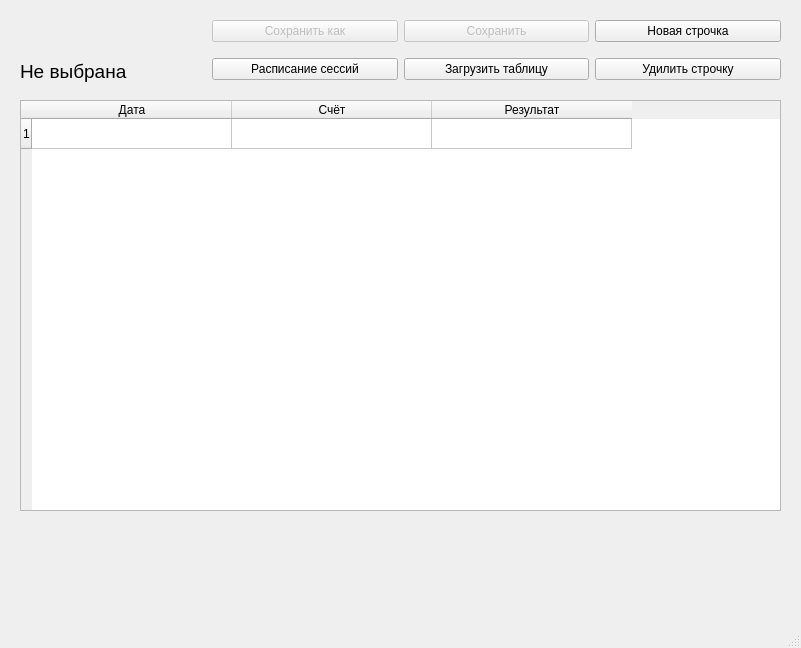
Before: the Qt Designer form test.ui in OgnestrelYT/Sport-Oracle, drawn with Qt 5.
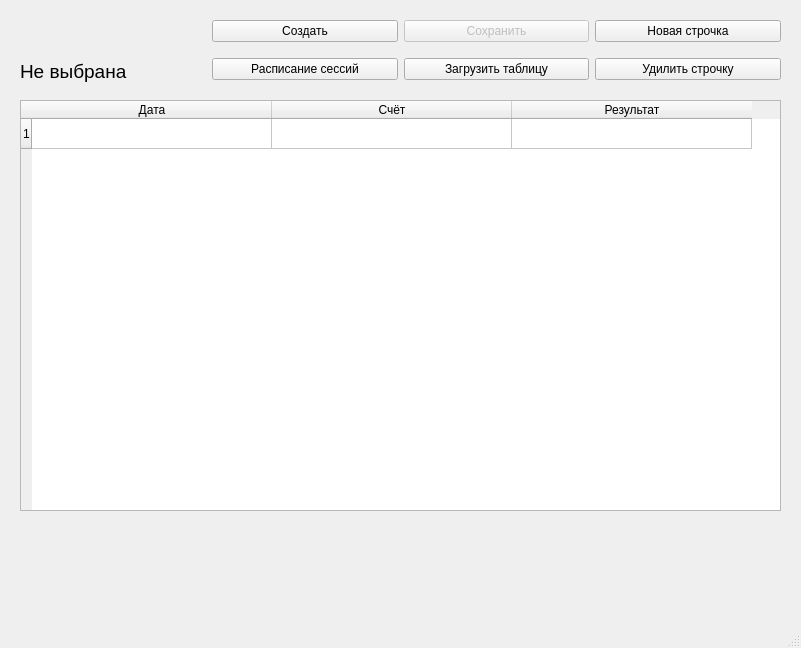
After: the same form once the commit is applied.

```diff
--- a/test.ui
+++ b/test.ui
@@ -42,7 +42,7 @@
      <bool>false</bool>
     </attribute>
     <attribute name="horizontalHeaderDefaultSectionSize">
-     <number>200</number>
+     <number>240</number>
     </attribute>
     <attribute name="verticalHeaderCascadingSectionResizes">
      <bool>false</bool>
@@ -117,10 +117,10 @@
        <item>
         <widget class="QPushButton" name="Save_As_Table_Button">
          <property name="enabled">
-          <bool>false</bool>
+          <bool>true</bool>
          </property>
          <property name="text">
-          <string>Сохранить как</string>
+          <string>Создать</string>
          </property>
         </widget>
        </item>
```
Left out of the diff: 2 changed lines with no effect on the pictures.
